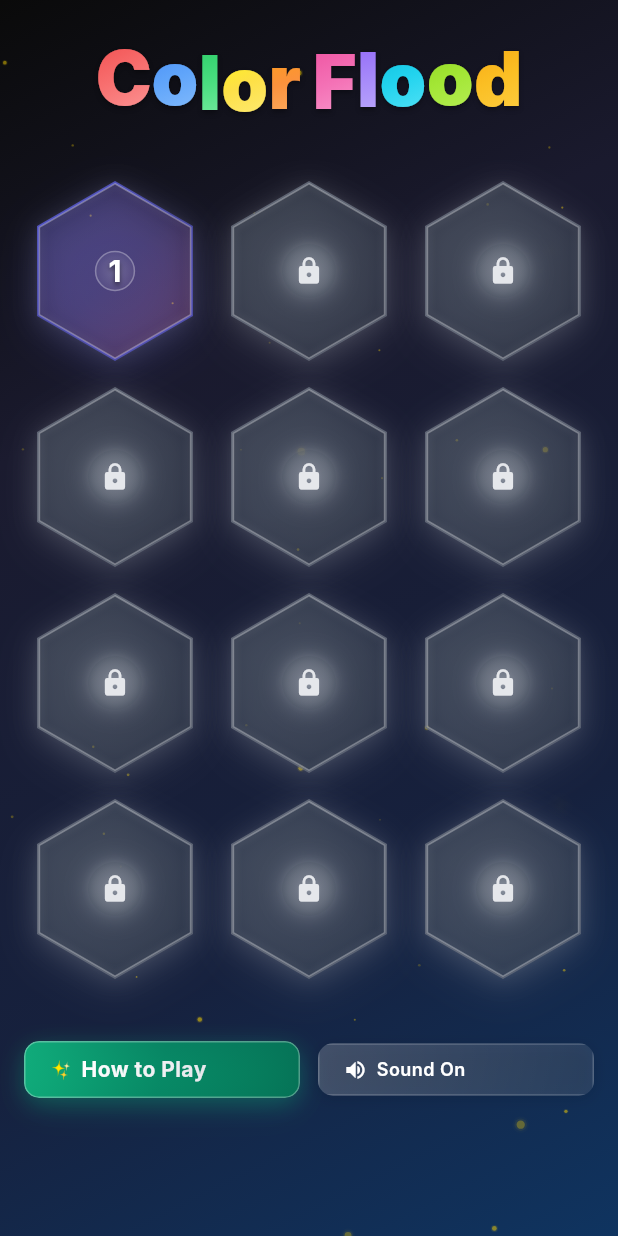
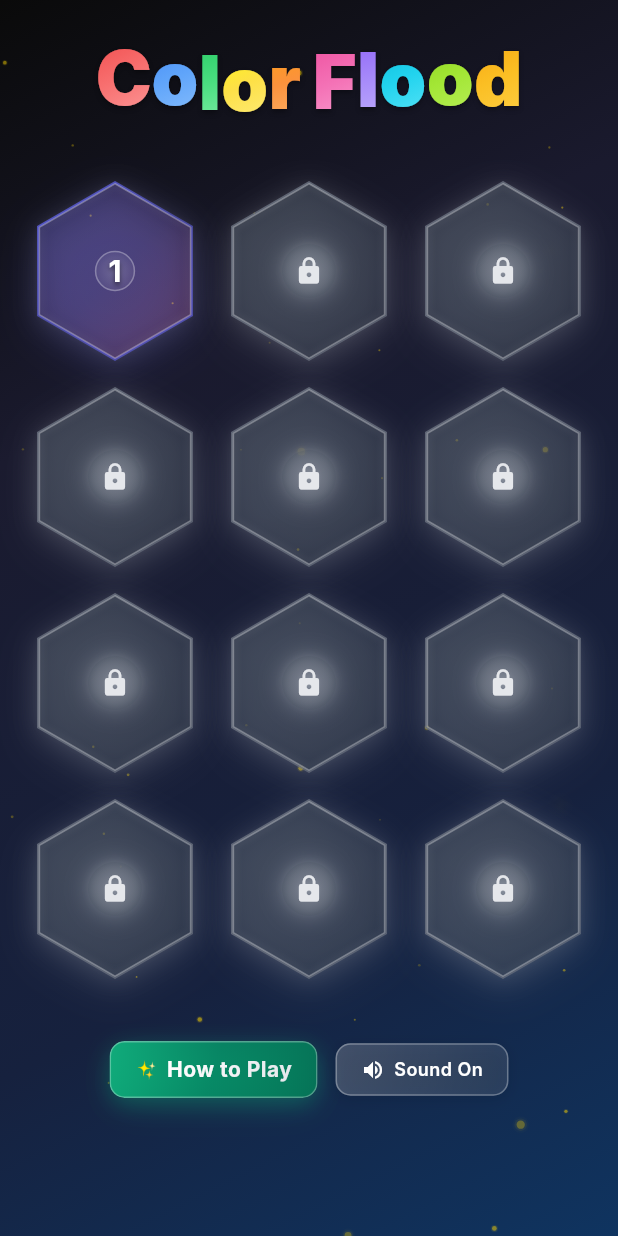
Before and after one commit to AgendeasSolution/color-flood, a Flutter app: the screen it shows after launch, on a phone screen of 412 x 824 dp. Run offline on Flutter 3.47's test engine with Material 3 defaults, Android fonts, the phone set to English and light mode, and no system bars; our stand-ins replace audioplayers, google_mobile_ads, shared_preferences; network calls fail; Roboto replaces fonts that are missing (Inter).

Commit message:
Enhance HomePage UI with gradient background and center alignment
- Added a gradient background to the main container for improved visual appeal.
- Updated border styling for better contrast and aesthetics.
- Centered alignment for various UI elements to enhance layout consistency.

```diff
--- a/lib/pages/home_page.dart
+++ b/lib/pages/home_page.dart
@@ -121,6 +121,18 @@ class _HomePageState extends State<HomePage> with TickerProviderStateMixin {
           child: Container(
             decoration: BoxDecoration(
               borderRadius: BorderRadius.circular(10),
+              gradient: LinearGradient(
+                colors: [
+                  Colors.white.withOpacity(0.2),
+                  Colors.white.withOpacity(0.1),
+                ],
+                begin: Alignment.topLeft,
+                end: Alignment.bottomRight,
+              ),
+              border: Border.all(
+                color: Colors.white.withOpacity(0.3),
+                width: 1.0,
+              ),
               boxShadow: [
                 BoxShadow(
                   color: Colors.black.withOpacity(0.1),
@@ -132,20 +144,6 @@ class _HomePageState extends State<HomePage> with TickerProviderStateMixin {
             child: ClipRRect(
               borderRadius: BorderRadius.circular(10),
               child: Container(
-                decoration: BoxDecoration(
-                  gradient: LinearGradient(
-                    colors: [
-                      Colors.white.withOpacity(0.2),
-                      Colors.white.withOpacity(0.1),
-                    ],
-                    begin: Alignment.topLeft,
-                    end: Alignment.bottomRight,
-                  ),
-                  border: Border.all(
-                    color: Colors.white.withOpacity(0.2),
-                    width: 1,
-                  ),
-                ),
                 child: Material(
                   color: Colors.transparent,
                   child: InkWell(
@@ -160,6 +158,7 @@ class _HomePageState extends State<HomePage> with TickerProviderStateMixin {
                       ),
                       child: Row(
                         mainAxisSize: MainAxisSize.min,
+                        mainAxisAlignment: MainAxisAlignment.center,
                         children: [
                           Icon(
                             _audioService.isEnabled ? Icons.volume_up : Icons.volume_off,
@@ -250,6 +249,7 @@ class _HomePageState extends State<HomePage> with TickerProviderStateMixin {
                         ),
                         child: Row(
                           mainAxisSize: MainAxisSize.min,
+                          mainAxisAlignment: MainAxisAlignment.center,
                           children: [
                             // Animated icon with rotation
                             TweenAnimationBuilder<double>(
@@ -341,11 +341,11 @@ class _HomePageState extends State<HomePage> with TickerProviderStateMixin {
 
                         // How to Play and Sound Toggle Buttons
                         Row(
-                          mainAxisAlignment: MainAxisAlignment.spaceEvenly,
+                          mainAxisAlignment: MainAxisAlignment.center,
                           children: [
-                            Expanded(child: _buildSmallHowToPlayButton()),
+                            _buildSmallHowToPlayButton(),
                             const SizedBox(width: 12),
-                            Expanded(child: _buildSoundToggleButton()),
+                            _buildSoundToggleButton(),
                           ],
                         ),
 
```
